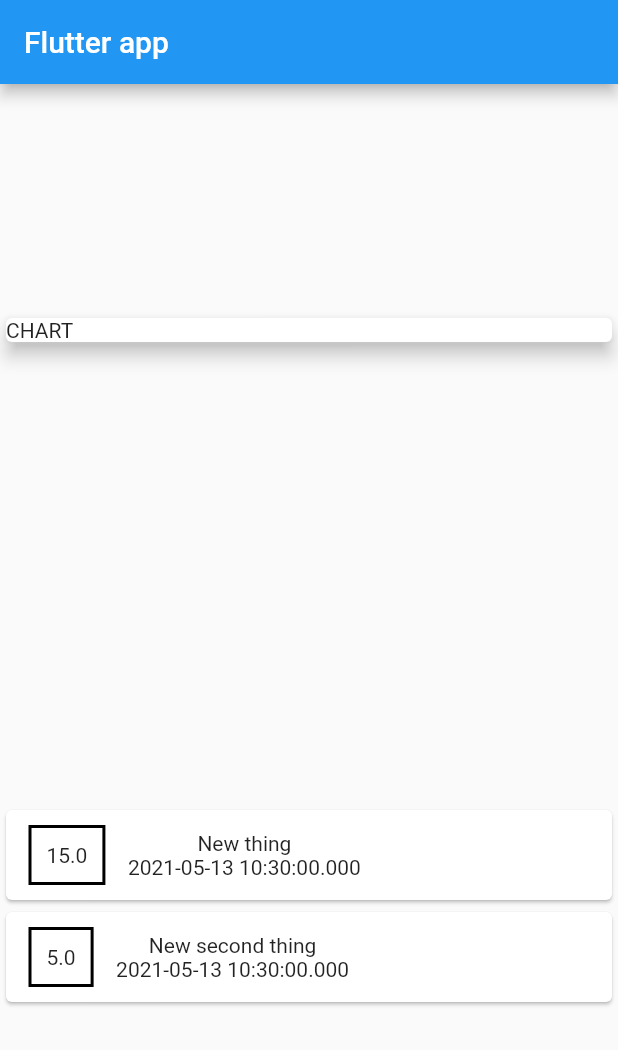
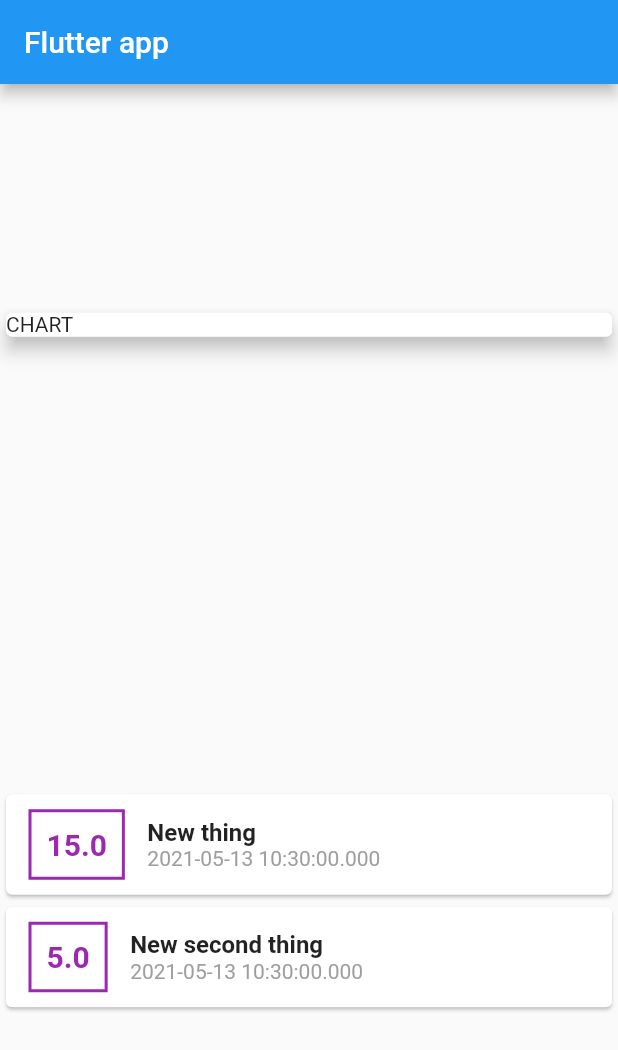
Before and after one commit to bullshitman/personal_expenses, a Flutter app: the screen it shows after launch, on a phone screen of 412 x 824 dp. Shown: the top 1050 px of the screen. Run offline on Flutter 3.47's test engine with Material 2 defaults, Android fonts, the phone set to English and light mode, and no system bars.

Commit message:
text style

```diff
--- a/lib/main.dart
+++ b/lib/main.dart
@@ -47,18 +47,37 @@ class MyHomePage extends StatelessWidget {
                 child: Row(
                   children: [
                     Container(
-                      child: Text(tx.amount.toString()),
+                      child: Text(
+                        tx.amount.toString(),
+                        style: TextStyle(
+                          fontWeight: FontWeight.bold,
+                          fontSize: 20.0,
+                          color: Colors.purple,
+                        ),
+                      ),
                       margin: EdgeInsets.symmetric(
                           vertical: 10.0, horizontal: 15.0),
                       decoration: BoxDecoration(
-                        border: Border.all(color: Colors.black, width: 2.0),
+                        border: Border.all(color: Colors.purple, width: 2.0),
                       ),
                       padding: EdgeInsets.all(10.0),
                     ),
                     Column(
+                      crossAxisAlignment: CrossAxisAlignment.start,
                       children: [
-                        Text(tx.title),
-                        Text(tx.date.toString()),
+                        Text(
+                          tx.title,
+                          style: TextStyle(
+                            fontSize: 16.0,
+                            fontWeight: FontWeight.bold,
+                          ),
+                        ),
+                        Text(
+                          tx.date.toString(),
+                          style: TextStyle(
+                            color: Colors.grey,
+                          ),
+                        ),
                       ],
                     ),
                   ],
```
